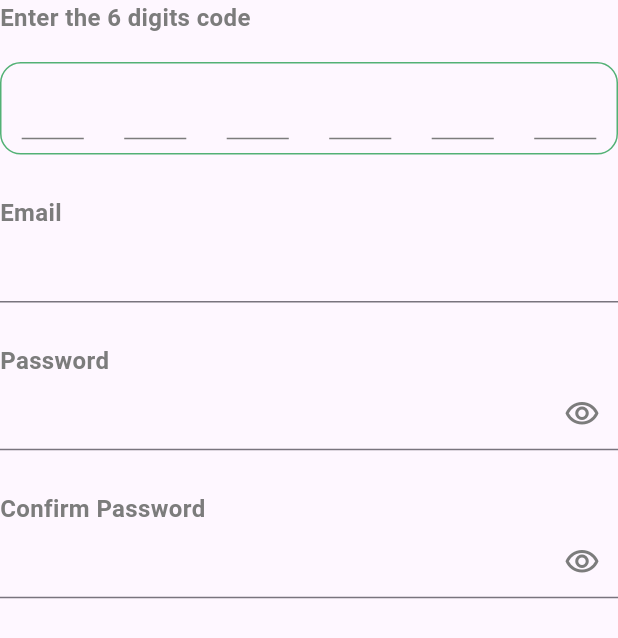
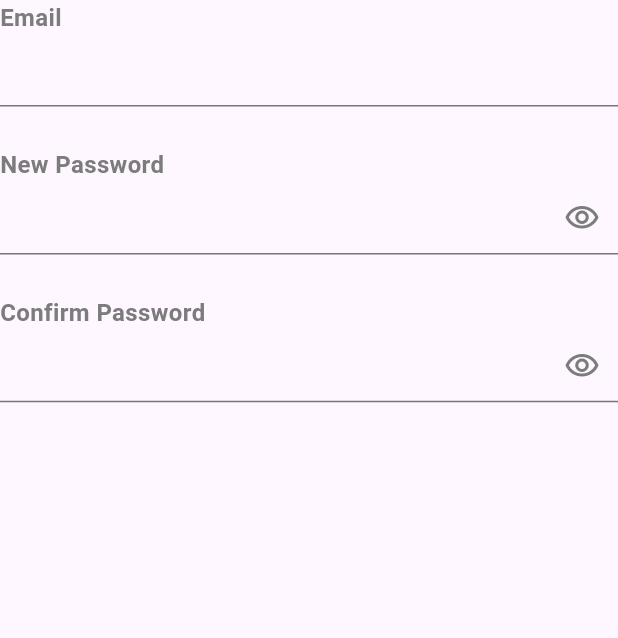
Before and after one commit to Mohamed123-r/nectar_app, a Flutter app: the SectionTextFieldFromResetPassword widget shown alone on an empty page, opened directly, on a phone screen of 412 x 824 dp. Shown: the top 638 px of the screen. Run offline on Flutter 3.47's test engine with Material 3 defaults, Android fonts, the phone set to English and light mode, and no system bars; our stand-ins replace device_preview, dio, easy_splash_screen, flutter_screenutil.

Commit message:
Fixed issue with missing import and updated hintText in SectionTextFieldFromResetPassword widget.

```diff
--- a/lib/features/logIn/presentation/views/widgets/section_text_field_from_reset_password.dart
+++ b/lib/features/logIn/presentation/views/widgets/section_text_field_from_reset_password.dart
@@ -3,7 +3,6 @@ import 'package:flutter_screenutil/flutter_screenutil.dart';
 import 'package:nectar/core/widgets/custom_text_field.dart';
 import 'package:nectar/core/widgets/custom_text_from_text_field.dart';
 import 'package:nectar/core/widgets/password_text_field.dart';
-import 'final_shape_from_opt.dart';
 
 class SectionTextFieldFromResetPassword extends StatelessWidget {
   const SectionTextFieldFromResetPassword({super.key});
@@ -14,12 +13,6 @@ class SectionTextFieldFromResetPassword extends StatelessWidget {
       crossAxisAlignment: CrossAxisAlignment.start,
       children: [
         const CustomTextFromTextField(
-          hintText: 'Enter the 6 digits code',
-        ),
-        SizedBox(height: 20.sp),
-        const FinalShapeFromOPT(),
-        SizedBox(height: 30.sp),
-        const CustomTextFromTextField(
           hintText: 'Email',
         ),
         CustomTextField(
@@ -28,7 +21,7 @@ class SectionTextFieldFromResetPassword extends StatelessWidget {
         ),
         SizedBox(height: 30.sp),
         const CustomTextFromTextField(
-          hintText: 'Password',
+          hintText: 'New Password',
         ),
         const PasswordTextField(),
         SizedBox(height: 30.sp),
```
